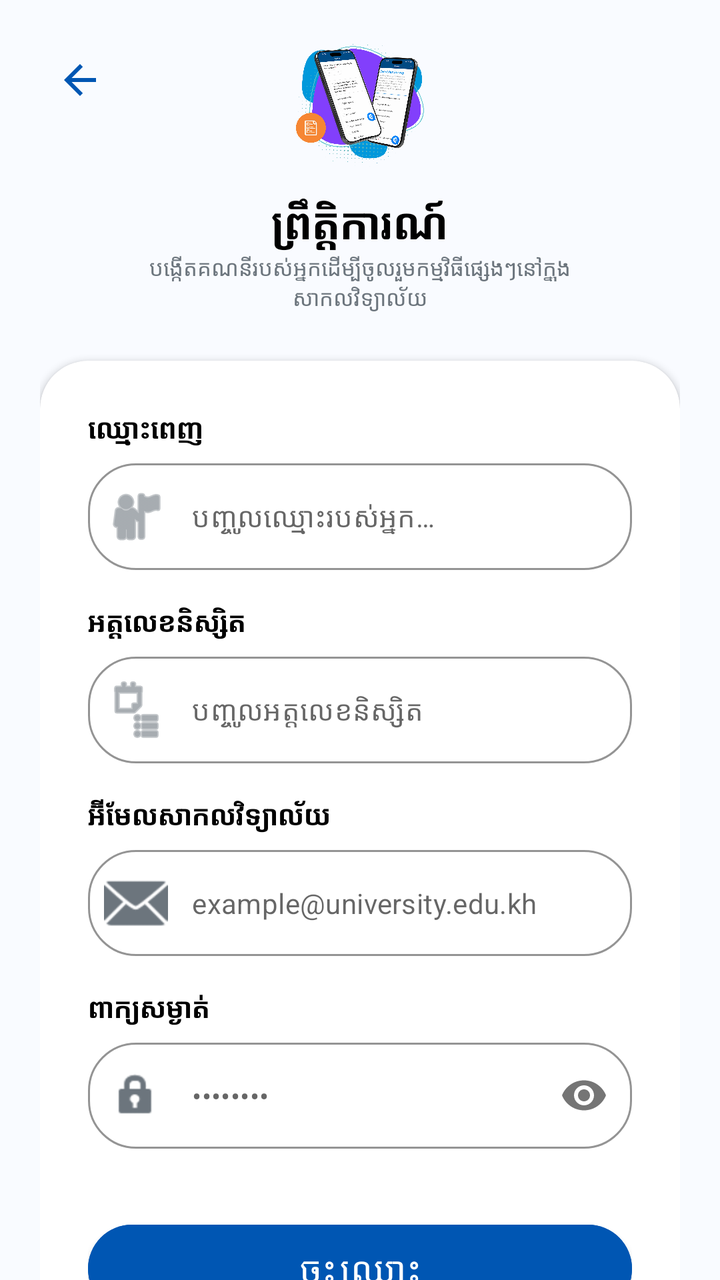
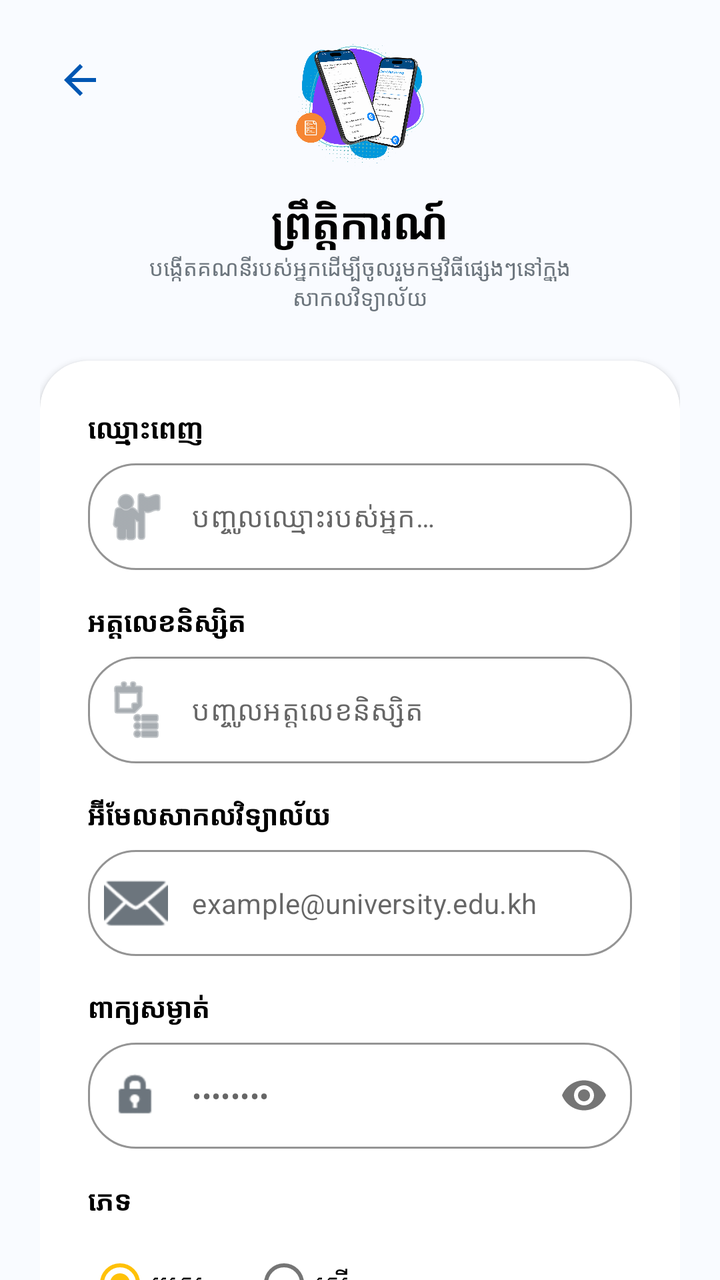

Screens rendered from an Android XML layout before and after an edit, with the pre-edit source and the edit as a unified diff.
<!-- AndroidManifest.xml: application theme Theme.AcademicPulse -->
<!-- res/layout/activity_register.xml -->
<?xml version="1.0" encoding="utf-8"?>
<androidx.core.widget.NestedScrollView xmlns:android="http://schemas.android.com/apk/res/android"
    xmlns:app="http://schemas.android.com/apk/res-auto"
    android:layout_width="match_parent"
    android:layout_height="match_parent"
    android:background="#F9FBFF">

    <LinearLayout
        android:layout_width="match_parent"
        android:layout_height="wrap_content"
        android:orientation="vertical"
        android:padding="20dp">

        <RelativeLayout
            android:layout_width="match_parent"
            android:layout_height="wrap_content">

            <ImageButton
                android:id="@+id/btn_back"
                android:layout_width="40dp"
                android:layout_height="40dp"
                android:background="?attr/selectableItemBackgroundBorderless"
                android:src="@drawable/ic_back_straight"
                app:tint="@color/primary_blue" />

            <LinearLayout
                android:layout_width="wrap_content"
                android:layout_height="wrap_content"
                android:layout_centerHorizontal="true"
                android:gravity="center"
                android:orientation="vertical">

                
                <ImageView
                    android:layout_width="64dp"
                    android:layout_height="64dp"
                    android:scaleType="centerInside"
                    android:adjustViewBounds="true"
                    android:src="@drawable/splashscreen"
                    android:contentDescription="@string/app_name" />

                <TextView
                    android:layout_width="wrap_content"
                    android:layout_height="wrap_content"
                    android:layout_marginTop="12dp"
                    android:text="@string/event"
                    android:textColor="@color/black"
                    android:textSize="22sp"
                    android:textStyle="bold" />

                <TextView
                    android:layout_width="wrap_content"
                    android:layout_height="wrap_content"
                    android:gravity="center"
                    android:text="@string/register_subtitle"
                    android:textColor="@color/text_grey"
                    android:textSize="11sp" />
            </LinearLayout>
        </RelativeLayout>

        <androidx.cardview.widget.CardView
            android:layout_width="match_parent"
            android:layout_height="wrap_content"
            android:layout_marginTop="24dp"
            app:cardCornerRadius="24dp"
            app:cardElevation="2dp">

            <LinearLayout
                android:layout_width="match_parent"
                android:layout_height="wrap_content"
                android:orientation="vertical"
                android:padding="24dp">

                <TextView
                    android:layout_width="wrap_content"
                    android:layout_height="wrap_content"
                    android:text="@string/full_name"
                    android:textColor="@color/black"
                    android:textStyle="bold" />

                <com.google.android.material.textfield.TextInputLayout
                    style="@style/Widget.MaterialComponents.TextInputLayout.OutlinedBox"
                    android:layout_width="match_parent"
                    android:layout_height="wrap_content"
                    android:layout_marginTop="8dp"
                    app:boxCornerRadiusBottomEnd="24dp"
                    app:boxCornerRadiusBottomStart="24dp"
                    app:boxCornerRadiusTopEnd="24dp"
                    app:boxCornerRadiusTopStart="24dp"
                    app:boxStrokeColor="@color/primary_blue"
                    app:hintEnabled="false"
                    app:startIconDrawable="@android:drawable/ic_menu_myplaces"
                    app:startIconTint="@color/text_grey">

                    <com.google.android.material.textfield.TextInputEditText
                        android:id="@+id/et_name"
                        android:layout_width="match_parent"
                        android:layout_height="wrap_content"
                        android:hint="@string/enter_name_hint"
                        android:textSize="14sp" />
                </com.google.android.material.textfield.TextInputLayout>

                <TextView
                    android:layout_width="wrap_content"
                    android:layout_height="wrap_content"
                    android:layout_marginTop="16dp"
                    android:text="@string/student_id"
                    android:textColor="@color/black"
                    android:textStyle="bold" />

                <com.google.android.material.textfield.TextInputLayout
                    style="@style/Widget.MaterialComponents.TextInputLayout.OutlinedBox"
                    android:layout_width="match_parent"
                    android:layout_height="wrap_content"
                    android:layout_marginTop="8dp"
                    app:boxCornerRadiusBottomEnd="24dp"
                    app:boxCornerRadiusBottomStart="24dp"
                    app:boxCornerRadiusTopEnd="24dp"
                    app:boxCornerRadiusTopStart="24dp"
                    app:boxStrokeColor="@color/primary_blue"
                    app:hintEnabled="false"
                    app:startIconDrawable="@android:drawable/ic_menu_agenda"
                    app:startIconTint="@color/text_grey">

                    <com.google.android.material.textfield.TextInputEditText
                        android:id="@+id/et_student_id"
                        android:layout_width="match_parent"
                        android:layout_height="wrap_content"
                        android:hint="@string/enter_student_id_hint"
                        android:textSize="14sp" />
                </com.google.android.material.textfield.TextInputLayout>

                <TextView
                    android:layout_width="wrap_content"
                    android:layout_height="wrap_content"
                    android:layout_marginTop="16dp"
                    android:text="@string/university_email"
                    android:textColor="@color/black"
                    android:textStyle="bold" />

                <com.google.android.material.textfield.TextInputLayout
                    style="@style/Widget.MaterialComponents.TextInputLayout.OutlinedBox"
                    android:layout_width="match_parent"
                    android:layout_height="wrap_content"
                    android:layout_marginTop="8dp"
                    app:boxCornerRadiusBottomEnd="24dp"
                    app:boxCornerRadiusBottomStart="24dp"
                    app:boxCornerRadiusTopEnd="24dp"
                    app:boxCornerRadiusTopStart="24dp"
                    app:boxStrokeColor="@color/primary_blue"
                    app:hintEnabled="false"
                    app:startIconDrawable="@android:drawable/ic_dialog_email"
                    app:startIconTint="@color/text_grey">

                    <com.google.android.material.textfield.TextInputEditText
                        android:id="@+id/et_email"
                        android:layout_width="match_parent"
                        android:layout_height="wrap_content"
                        android:hint="example@university.edu.kh"
                        android:textSize="14sp" />
                </com.google.android.material.textfield.TextInputLayout>

                <TextView
                    android:layout_width="wrap_content"
                    android:layout_height="wrap_content"
                    android:layout_marginTop="16dp"
                    android:text="@string/password"
                    android:textColor="@color/black"
                    android:textStyle="bold" />

                <com.google.android.material.textfield.TextInputLayout
                    style="@style/Widget.MaterialComponents.TextInputLayout.OutlinedBox"
                    android:layout_width="match_parent"
                    android:layout_height="wrap_content"
                    android:layout_marginTop="8dp"
                    app:boxCornerRadiusBottomEnd="24dp"
                    app:boxCornerRadiusBottomStart="24dp"
                    app:boxCornerRadiusTopEnd="24dp"
                    app:boxCornerRadiusTopStart="24dp"
                    app:boxStrokeColor="@color/primary_blue"
                    app:hintEnabled="false"
                    app:passwordToggleEnabled="true"
                    app:startIconDrawable="@android:drawable/ic_lock_idle_lock"
                    app:startIconTint="@color/text_grey">

                    <com.google.android.material.textfield.TextInputEditText
                        android:id="@+id/et_password"
                        android:layout_width="match_parent"
                        android:layout_height="wrap_content"
                        android:hint="••••••••"
                        android:inputType="textPassword"
                        android:textSize="14sp" />
                </com.google.android.material.textfield.TextInputLayout>

                <Button
                    android:id="@+id/btn_register"
                    android:layout_width="match_parent"
                    android:layout_height="56dp"
                    android:layout_marginTop="32dp"
                    android:backgroundTint="@color/primary_blue"
                    android:text="@string/register"
                    android:textAllCaps="false"
                    android:textSize="18sp"
                    app:cornerRadius="28dp" />

                <LinearLayout
                    android:layout_width="wrap_content"
                    android:layout_height="wrap_content"
                    android:layout_gravity="center"
                    android:layout_marginTop="16dp"
                    android:orientation="horizontal">

                    <TextView
                        android:layout_width="wrap_content"
                        android:layout_height="wrap_content"
                        android:text="@string/already_have_account"
                        android:textColor="@color/text_grey" />

                    <TextView
                        android:id="@+id/tv_login"
                        android:layout_width="wrap_content"
                        android:layout_height="wrap_content"
                        android:text="@string/login_now"
                        android:textColor="@color/primary_blue"
                        android:textStyle="bold" />
                </LinearLayout>

                <RelativeLayout
                    android:layout_width="match_parent"
                    android:layout_height="wrap_content"
                    android:layout_marginTop="24dp">

                    <View
                        android:layout_width="match_parent"
                        android:layout_height="1dp"
                        android:layout_centerVertical="true"
                        android:background="#EEEEEE" />

                    <TextView
                        android:layout_width="wrap_content"
                        android:layout_height="wrap_content"
                        android:layout_centerInParent="true"
                        android:background="#FFFFFF"
                        android:paddingHorizontal="12dp"
                        android:text="@string/or_continue_with"
                        android:textColor="@color/text_grey"
                        android:textSize="12sp" />
                </RelativeLayout>

                <LinearLayout
                    android:layout_width="wrap_content"
                    android:layout_height="wrap_content"
                    android:layout_gravity="center"
                    android:layout_marginTop="24dp"
                    android:orientation="horizontal">

                    
                    <com.google.android.material.imageview.ShapeableImageView
                        android:layout_width="48dp"
                        android:layout_height="48dp"
                        android:layout_marginHorizontal="12dp"
                        android:padding="12dp"
                        android:src="@android:drawable/ic_menu_compass"
                        app:shapeAppearanceOverlay="@style/CircleImage"
                        app:strokeColor="#EEEEEE"
                        app:strokeWidth="1dp" />

                    <com.google.android.material.imageview.ShapeableImageView
                        android:layout_width="48dp"
                        android:layout_height="48dp"
                        android:layout_marginHorizontal="12dp"
                        android:padding="12dp"
                        android:src="@android:drawable/ic_menu_share"
                        app:shapeAppearanceOverlay="@style/CircleImage"
                        app:strokeColor="#EEEEEE"
                        app:strokeWidth="1dp" />

                    <com.google.android.material.imageview.ShapeableImageView
                        android:layout_width="48dp"
                        android:layout_height="48dp"
                        android:layout_marginHorizontal="12dp"
                        android:padding="12dp"
                        android:src="@android:drawable/ic_lock_power_off"
                        app:shapeAppearanceOverlay="@style/CircleImage"
                        app:strokeColor="#EEEEEE"
                        app:strokeWidth="1dp" />
                </LinearLayout>

            </LinearLayout>
        </androidx.cardview.widget.CardView>

        <LinearLayout
            android:layout_width="match_parent"
            android:layout_height="wrap_content"
            android:layout_marginTop="32dp"
            android:gravity="center"
            android:orientation="horizontal">

            <LinearLayout
                android:layout_width="wrap_content"
                android:layout_height="wrap_content"
                android:gravity="center"
                android:orientation="vertical"
                android:padding="12dp">
                <ImageView
                    android:layout_width="24dp"
                    android:layout_height="24dp"
                    android:src="@android:drawable/ic_menu_search"
                    android:contentDescription="@null"
                    app:tint="@color/text_grey" />
                <TextView
                    android:layout_width="wrap_content"
                    android:layout_height="wrap_content"
                    android:text="@string/khmer_language"
                    android:textSize="10sp"
                    android:textColor="@color/text_grey" />
            </LinearLayout>

            <View
                android:layout_width="1dp"
                android:layout_height="24dp"
                android:background="#DDDDDD" />

            <LinearLayout
                android:layout_width="wrap_content"
                android:layout_height="wrap_content"
                android:gravity="center"
                android:orientation="vertical"
                android:padding="12dp">
                <ImageView
                    android:layout_width="24dp"
                    android:layout_height="24dp"
                    android:src="@android:drawable/ic_menu_help"
                    android:contentDescription="@null"
                    app:tint="@color/text_grey" />
                <TextView
                    android:layout_width="wrap_content"
                    android:layout_height="wrap_content"
                    android:text="@string/help"
                    android:textSize="10sp"
                    android:textColor="@color/text_grey" />
            </LinearLayout>

        </LinearLayout>

        <TextView
            android:layout_width="wrap_content"
            android:layout_height="wrap_content"
            android:layout_gravity="center"
            android:layout_marginTop="8dp"
            android:gravity="center"
            android:text="@string/copyright"
            android:textColor="@color/text_grey"
            android:textSize="10sp" />

    </LinearLayout>
</androidx.core.widget.NestedScrollView>
<!-- resources referenced by this layout -->
<resources>
  <color name="black">#000000</color>
  <color name="primary_blue">#0056B3</color>
  <color name="text_grey">#6C757D</color>
  <!-- drawable ic_back_straight (drawable) -->
  <?xml version="1.0" encoding="utf-8"?>
  <vector xmlns:android="http://schemas.android.com/apk/res/android"
      android:width="24dp"
      android:height="24dp"
      android:viewportWidth="24"
      android:viewportHeight="24"
      android:autoMirrored="true">
      <path
          android:fillColor="@color/black"
          android:pathData="M20,11H7.83l5.59-5.59L12,4l-8,8l8,8l1.41-1.41L7.83,13H20V11z" />
  </vector>
  <!-- drawable splashscreen: webp bitmap (drawable-nodpi, 126262 bytes) -->
  <string name="already_have_account">មានគណនីរួចហើយ? </string>
  <string name="app_name">Event Management</string>
  <string name="copyright">© 2024 UNIVERSITY EVENT MANAGEMENT\nSYSTEM</string>
  <string name="enter_name_hint">បញ្ចូលឈ្មោះរបស់អ្នក…</string>
  <string name="enter_student_id_hint">បញ្ចូលអត្តលេខនិស្សិត</string>
  <string name="event">ព្រឹត្តិការណ៍</string>
  <string name="full_name">ឈ្មោះពេញ</string>
  <string name="help">ជំនួយ</string>
  <string name="khmer_language">ភាសាខ្មែរ</string>
  <string name="login_now">ចូលប្រើប្រាស់</string>
  <string name="or_continue_with">ឬបន្តជាមួយ</string>
  <string name="password">ពាក្យសម្ងាត់</string>
  <string name="register">ចុះឈ្មោះ</string>
  <string name="register_subtitle">បង្កើតគណនីរបស់អ្នកដើម្បីចូលរួមកម្មវិធីផ្សេងៗនៅក្នុង\nសាកលវិទ្យាល័យ</string>
  <string name="student_id">អត្តលេខនិស្សិត</string>
  <string name="university_email">អ៊ីមែលសាកលវិទ្យាល័យ</string>
  <style name="CircleImage">
          <item name="cornerSize">50%</item>
      </style>
  <style name="Theme.AcademicPulse" parent="Theme.MaterialComponents.Light.NoActionBar">
          
          <item name="colorPrimary">@color/primary_blue</item>
          <item name="colorPrimaryVariant">@color/primary_blue</item>
          <item name="colorOnPrimary">@color/white</item>
          
          <item name="colorSecondary">@color/accent_yellow</item>
          <item name="colorSecondaryVariant">@color/accent_yellow</item>
          <item name="colorOnSecondary">@color/black</item>
          
          <item name="android:statusBarColor">@color/primary_blue</item>
          <item name="android:windowLightStatusBar" tools:targetApi="m">false</item>
      </style>
  <color name="white">#FFFFFF</color>
  <color name="accent_yellow">#FFC107</color>
</resources>

<!-- the commit's change to res/layout/activity_register.xml (unified diff, before → after) -->
@@ -191,6 +191,36 @@
                         android:inputType="textPassword"
                         android:textSize="14sp" />
                 </com.google.android.material.textfield.TextInputLayout>
+
+                <TextView
+                    android:layout_width="wrap_content"
+                    android:layout_height="wrap_content"
+                    android:layout_marginTop="16dp"
+                    android:text="ភេទ"
+                    android:textColor="@color/black"
+                    android:textStyle="bold" />
+
+                <RadioGroup
+                    android:id="@+id/rg_gender"
+                    android:layout_width="match_parent"
+                    android:layout_height="wrap_content"
+                    android:layout_marginTop="8dp"
+                    android:orientation="horizontal">
+
+                    <RadioButton
+                        android:id="@+id/rb_male"
+                        android:layout_width="wrap_content"
+                        android:layout_height="wrap_content"
+                        android:text="ប្រុស"
+                        android:checked="true" />
+
+                    <RadioButton
+                        android:id="@+id/rb_female"
+                        android:layout_width="wrap_content"
+                        android:layout_height="wrap_content"
+                        android:layout_marginStart="24dp"
+                        android:text="ស្រី" />
+                </RadioGroup>
 
                 <Button
                     android:id="@+id/btn_register"
